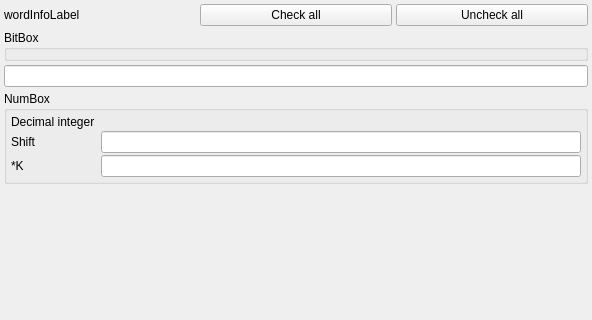
This is masksettingsdialog.ui in nghtsnw/etrodiag as Qt 5 draws it before an edit; both pictures show x 0 to 592 and y 0 to 320 of the 592 by 472 pixel window. The edited form follows.
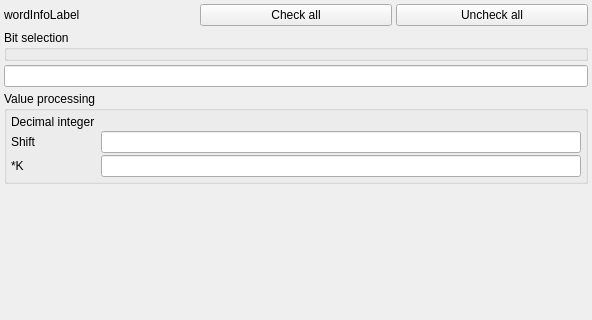
This is the edited form.

Patch:
```diff
--- a/masksettingsdialog.ui
+++ b/masksettingsdialog.ui
@@ -84,7 +84,7 @@
       </sizepolicy>
      </property>
      <property name="title">
-      <string>NumBox</string>
+      <string>Value processing</string>
      </property>
      <layout class="QFormLayout" name="formLayout">
       <property name="fieldGrowthPolicy">
@@ -168,7 +168,7 @@
       </sizepolicy>
      </property>
      <property name="title">
-      <string>BitBox</string>
+      <string>Bit selection</string>
      </property>
      <layout class="QGridLayout" name="dynamicMaskFormLay">
       <property name="sizeConstraint">
```
